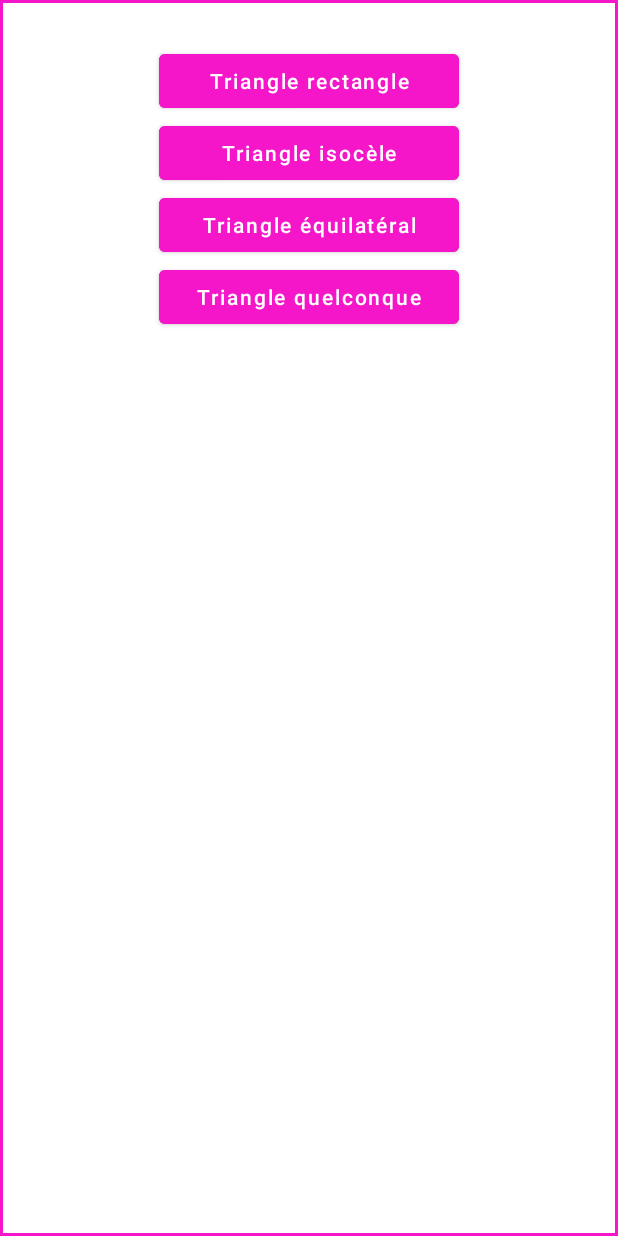
After one commit to nicolaszanforlini/Matematic_education, an Android app: the layout alert_dialog_choose_triangle.xml on its own in the app's theme, with its tools: preview values and no code run, on a phone screen of 412 x 824 dp. The commit adds this screen. Run offline under Robolectric (Android 15) with nearby library versions, the phone set to English and light mode, and no system bars.

Commit message:
[Feature] alert dialog choose triangle
alertDialog in Homeadapter to choosin a triangle

border xml for alertDialog in res/layout
view xml for dialbox in res/layout

```diff
--- a/app/src/main/java/com/example/matematic/adapters/HomeAdapter.java
+++ b/app/src/main/java/com/example/matematic/adapters/HomeAdapter.java
@@ -10,6 +10,7 @@ import android.widget.BaseAdapter;
 import android.widget.LinearLayout;
 import android.widget.Toast;
 
+import androidx.appcompat.app.AlertDialog;
 import androidx.fragment.app.FragmentActivity;
 
 import com.example.matematic.R;
@@ -80,6 +81,9 @@ public class HomeAdapter extends BaseAdapter {
                             remove(activity.getSupportFragmentManager().findFragmentById(R.id.frame)).commit();
                     AreaRectangleFragment frag = new AreaRectangleFragment();
                     activity.getSupportFragmentManager().beginTransaction().add(R.id.frame, frag).commit();
+                } else if(title.equals("aire d'un triangle")) {
+                    AlertDialog alert = new AlertDialog.Builder( context ).setView( R.layout.alert_dialog_choose_triangle).create();
+                    alert.show();
                 }
             }
         });
--- /dev/null
+++ b/app/src/main/res/drawable/border_dialbox.xml
@@ -0,0 +1,15 @@
+<?xml version="1.0" encoding="utf-8"?>
+<shape xmlns:android="http://schemas.android.com/apk/res/android">
+    <stroke
+        android:width="2dp"
+        android:color="@color/purple_pink" />
+    <solid
+        android:color="#00FFFFFF"
+        android:paddingLeft="10dp"
+        android:paddingTop="10dp"/>
+    <padding
+        android:left="10dp"
+        android:top="10dp"
+        android:right="10dp"
+        android:bottom="10dp" />
+</shape>
--- /dev/null
+++ b/app/src/main/res/layout/alert_dialog_choose_triangle.xml
@@ -0,0 +1,60 @@
+<?xml version="1.0" encoding="utf-8"?>
+<RelativeLayout xmlns:android="http://schemas.android.com/apk/res/android"
+    xmlns:tools="http://schemas.android.com/tools"
+    android:layout_width="match_parent"
+    android:layout_height="match_parent"
+    android:background="@drawable/border_dialbox"
+    >
+
+    <LinearLayout
+        android:layout_width="match_parent"
+        android:layout_height="wrap_content"
+        android:id="@+id/linearDialBoxChooseTriangle"
+        android:orientation="vertical"
+        android:layout_marginTop="20dp"
+        android:layout_marginBottom="20dp"
+        tools:ignore="UselessParent">
+
+        <com.google.android.material.button.MaterialButton
+            android:layout_width="200dp"
+            android:layout_height="wrap_content"
+            android:textAllCaps="false"
+            android:text="Triangle rectangle"
+            android:backgroundTint="@color/purple_pink"
+            android:id="@+id/btnChooseTriangleRectangle"
+            android:layout_gravity="center"
+            />
+
+        <com.google.android.material.button.MaterialButton
+            android:layout_width="200dp"
+            android:layout_height="wrap_content"
+            android:textAllCaps="false"
+            android:text="Triangle isocèle"
+            android:backgroundTint="@color/purple_pink"
+            android:id="@+id/btnChooseTriangleIsocele"
+            android:layout_gravity="center"
+            />
+
+        <com.google.android.material.button.MaterialButton
+            android:layout_width="200dp"
+            android:layout_height="wrap_content"
+            android:textAllCaps="false"
+            android:text="Triangle équilatéral"
+            android:backgroundTint="@color/purple_pink"
+            android:id="@+id/btnChooseTriangleEquilateral"
+            android:layout_gravity="center"
+            />
+
+        <com.google.android.material.button.MaterialButton
+            android:layout_width="200dp"
+            android:layout_height="wrap_content"
+            android:textAllCaps="false"
+            android:text="Triangle quelconque"
+            android:backgroundTint="@color/purple_pink"
+            android:id="@+id/btnChooseTriangleQuelconque"
+            android:layout_gravity="center"
+            />
+
+    </LinearLayout>
+
+</RelativeLayout>
```
